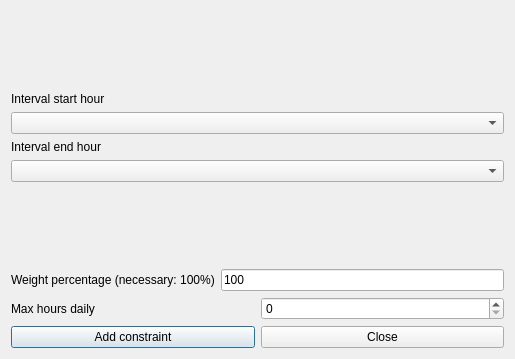
Before: the Qt Designer form fet/src/interface/addconstraintstudentsmaxhoursdailyinintervalform_template.ui in vonmecheln/fet, drawn with Qt 5.
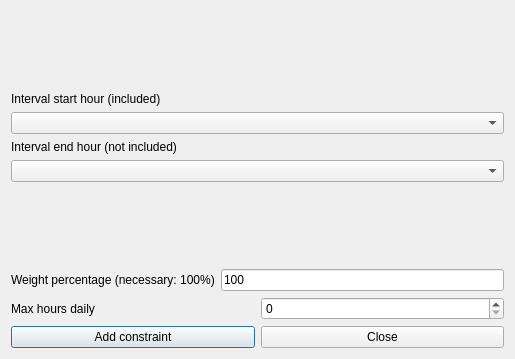
After: the same form once the commit is applied.

The edit to the form file:
```diff
--- a/fet/src/interface/addconstraintstudentsmaxhoursdailyinintervalform_template.ui
+++ b/fet/src/interface/addconstraintstudentsmaxhoursdailyinintervalform_template.ui
@@ -25,7 +25,7 @@
         <enum>QFrame::Plain</enum>
        </property>
        <property name="text">
-        <string>Interval start hour</string>
+        <string extracomment="This field refers to a constraint operating on a given hourly interval. The selected start hour of the interval is included (is counted) in the constraint, while the selected end hour of the interval is not included (is not counted) in the constraint.">Interval start hour (included)</string>
        </property>
        <property name="wordWrap">
         <bool>false</bool>
@@ -118,7 +118,7 @@
         <enum>QFrame::Plain</enum>
        </property>
        <property name="text">
-        <string>Interval end hour</string>
+        <string extracomment="This field refers to a constraint operating on a given hourly interval. The selected start hour of the interval is included (is counted) in the constraint, while the selected end hour of the interval is not included (is not counted) in the constraint.">Interval end hour (not included)</string>
        </property>
        <property name="wordWrap">
         <bool>false</bool>
```
